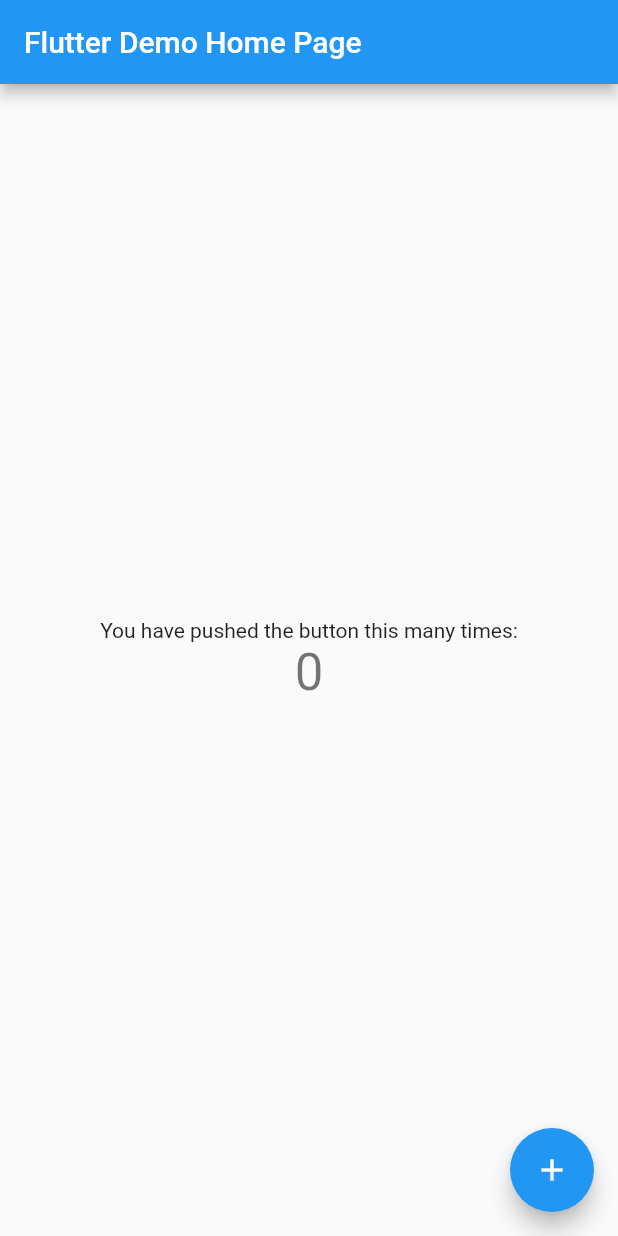
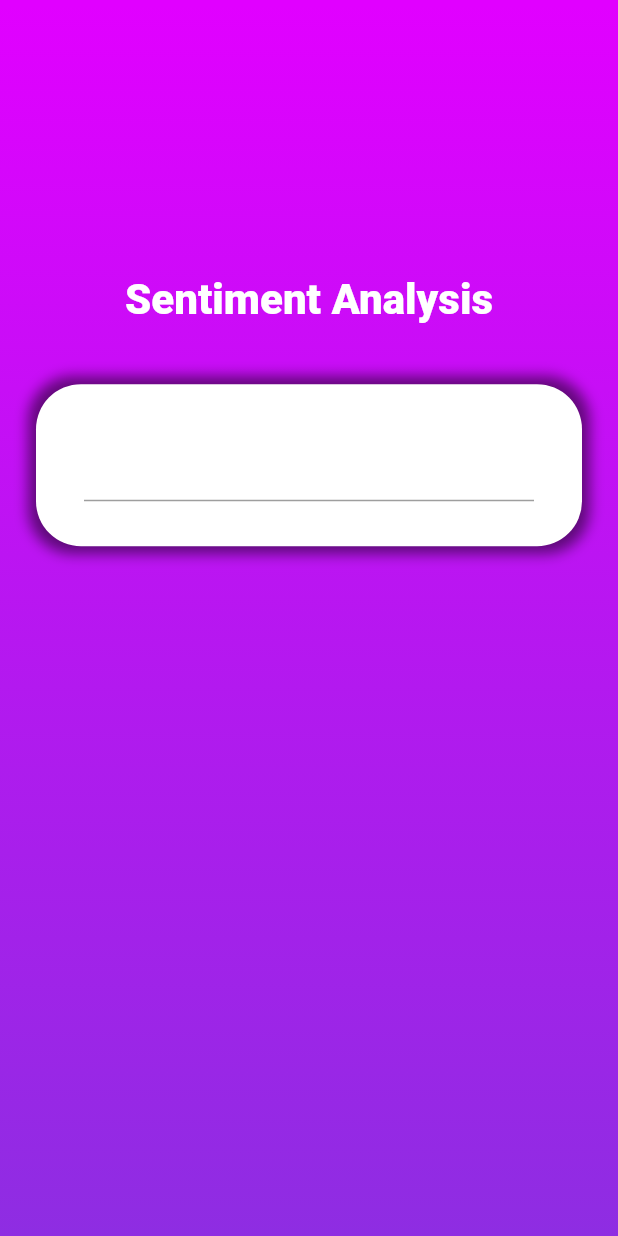
Before and after one commit to imrishuroy/Sentiment-Analysis, a Flutter app: the screen it shows after launch, on a phone screen of 412 x 824 dp. Run offline on Flutter 3.47's test engine with Material 2 defaults, Android fonts, the phone set to English and light mode, and no system bars; our stand-ins replace splashscreen.

Commit message:
Added UI of the App

```diff
--- /dev/null
+++ b/lib/homescreen.dart
@@ -0,0 +1,91 @@
+import 'package:flutter/material.dart';
+
+class HomeScreen extends StatefulWidget {
+  @override
+  _HomeScreenState createState() => _HomeScreenState();
+}
+
+class _HomeScreenState extends State<HomeScreen> {
+  bool _loading = true;
+  final mycontroller = TextEditingController();
+  @override
+  Widget build(BuildContext context) {
+    return Scaffold(
+      body: Container(
+        decoration: BoxDecoration(
+          gradient: LinearGradient(
+            begin: Alignment.topCenter,
+            end: Alignment.bottomCenter,
+            stops: [0.004, 1],
+            colors: [
+              Color(0xffe100ff),
+              Color(0xff8e2de2),
+            ],
+          ),
+        ),
+        child: Container(
+          padding: EdgeInsets.symmetric(horizontal: 24),
+          child: Column(
+            crossAxisAlignment: CrossAxisAlignment.center,
+            children: [
+              SizedBox(height: MediaQuery.of(context).size.height / 4.5),
+              Text(
+                'Sentiment Analysis',
+                style: TextStyle(
+                  fontSize: 28,
+                  fontWeight: FontWeight.w800,
+                  color: Colors.white,
+                ),
+              ),
+              SizedBox(height: 40),
+              Container(
+                padding: EdgeInsets.all(30.0),
+                decoration: BoxDecoration(
+                  color: Colors.white,
+                  borderRadius: BorderRadius.circular(30),
+                  boxShadow: [
+                    BoxShadow(
+                      color: Colors.black.withOpacity(0.5),
+                      spreadRadius: 5,
+                      blurRadius: 7,
+                    ),
+                  ],
+                ),
+                child: Column(
+                  children: [
+                    Container(
+                      child: Center(
+                        child: _loading
+                            ? Container(
+                                width: 300,
+                                child: Column(
+                                  children: [
+                                    TextField(
+                                      controller: mycontroller,
+                                      style: TextStyle(
+                                        color: Colors.black,
+                                        fontWeight: FontWeight.w600,
+                                      ),
+                                      decoration: InputDecoration(
+                                        labelStyle: TextStyle(
+                                          color: Colors.black,
+                                          fontSize: 21,
+                                        ),
+                                      ),
+                                    ),
+                                  ],
+                                ),
+                              )
+                            : Container(),
+                      ),
+                    )
+                  ],
+                ),
+              ),
+            ],
+          ),
+        ),
+      ),
+    );
+  }
+}
--- a/lib/main.dart
+++ b/lib/main.dart
@@ -1,117 +1,14 @@
 import 'package:flutter/material.dart';
+import 'package:sentiment_analysis/splashscreen.dart';
 
-void main() {
-  runApp(MyApp());
-}
+void main() => runApp(MyApp());
 
 class MyApp extends StatelessWidget {
-  // This widget is the root of your application.
   @override
   Widget build(BuildContext context) {
     return MaterialApp(
-      title: 'Flutter Demo',
-      theme: ThemeData(
-        // This is the theme of your application.
-        //
-        // Try running your application with "flutter run". You'll see the
-        // application has a blue toolbar. Then, without quitting the app, try
-        // changing the primarySwatch below to Colors.green and then invoke
-        // "hot reload" (press "r" in the console where you ran "flutter run",
-        // or simply save your changes to "hot reload" in a Flutter IDE).
-        // Notice that the counter didn't reset back to zero; the application
-        // is not restarted.
-        primarySwatch: Colors.blue,
-        // This makes the visual density adapt to the platform that you run
-        // the app on. For desktop platforms, the controls will be smaller and
-        // closer together (more dense) than on mobile platforms.
-        visualDensity: VisualDensity.adaptivePlatformDensity,
-      ),
-      home: MyHomePage(title: 'Flutter Demo Home Page'),
+      title: 'Sentiment Analysis',
+      home: MySplashScreen(),
     );
   }
 }
-
-class MyHomePage extends StatefulWidget {
-  MyHomePage({Key key, this.title}) : super(key: key);
-
-  // This widget is the home page of your application. It is stateful, meaning
-  // that it has a State object (defined below) that contains fields that affect
-  // how it looks.
-
-  // This class is the configuration for the state. It holds the values (in this
-  // case the title) provided by the parent (in this case the App widget) and
-  // used by the build method of the State. Fields in a Widget subclass are
-  // always marked "final".
-
-  final String title;
-
-  @override
-  _MyHomePageState createState() => _MyHomePageState();
-}
-
-class _MyHomePageState extends State<MyHomePage> {
-  int _counter = 0;
-
-  void _incrementCounter() {
-    setState(() {
-      // This call to setState tells the Flutter framework that something has
-      // changed in this State, which causes it to rerun the build method below
-      // so that the display can reflect the updated values. If we changed
-      // _counter without calling setState(), then the build method would not be
-      // called again, and so nothing would appear to happen.
-      _counter++;
-    });
-  }
-
-  @override
-  Widget build(BuildContext context) {
-    // This method is rerun every time setState is called, for instance as done
-    // by the _incrementCounter method above.
-    //
-    // The Flutter framework has been optimized to make rerunning build methods
-    // fast, so that you can just rebuild anything that needs updating rather
-    // than having to individually change instances of widgets.
-    return Scaffold(
-      appBar: AppBar(
-        // Here we take the value from the MyHomePage object that was created by
-        // the App.build method, and use it to set our appbar title.
-        title: Text(widget.title),
-      ),
-      body: Center(
-        // Center is a layout widget. It takes a single child and positions it
-        // in the middle of the parent.
-        child: Column(
-          // Column is also a layout widget. It takes a list of children and
-          // arranges them vertically. By default, it sizes itself to fit its
-          // children horizontally, and tries to be as tall as its parent.
-          //
-          // Invoke "debug painting" (press "p" in the console, choose the
-          // "Toggle Debug Paint" action from the Flutter Inspector in Android
-          // Studio, or the "Toggle Debug Paint" command in Visual Studio Code)
-          // to see the wireframe for each widget.
-          //
-          // Column has various properties to control how it sizes itself and
-          // how it positions its children. Here we use mainAxisAlignment to
-          // center the children vertically; the main axis here is the vertical
-          // axis because Columns are vertical (the cross axis would be
-          // horizontal).
-          mainAxisAlignment: MainAxisAlignment.center,
-          children: <Widget>[
-            Text(
-              'You have pushed the button this many times:',
-            ),
-            Text(
-              '$_counter',
-              style: Theme.of(context).textTheme.headline4,
-            ),
-          ],
-        ),
-      ),
-      floatingActionButton: FloatingActionButton(
-        onPressed: _incrementCounter,
-        tooltip: 'Increment',
-        child: Icon(Icons.add),
-      ), // This trailing comma makes auto-formatting nicer for build methods.
-    );
-  }
-}
--- /dev/null
+++ b/lib/splashscreen.dart
@@ -0,0 +1,36 @@
+import 'package:flutter/material.dart';
+import 'package:splashscreen/splashscreen.dart';
+
+import 'homescreen.dart';
+
+class MySplashScreen extends StatelessWidget {
+  @override
+  Widget build(BuildContext context) {
+    return SplashScreen(
+      seconds: 2,
+      navigateAfterSeconds: HomeScreen(),
+      title: Text(
+        'Sentiment Analysis',
+        style: TextStyle(
+          fontWeight: FontWeight.bold,
+          color: Colors.white,
+          fontSize: 30.0,
+        ),
+      ),
+      image: Image.asset('assets/theater.png'),
+      photoSize: 50.0,
+      gradientBackground: LinearGradient(
+        begin: Alignment.topCenter,
+        end: Alignment.bottomCenter,
+        stops: [0.004, 1],
+        colors: [
+          Color(0xffe100ff),
+          Color(0xff8e2de2),
+        ],
+      ),
+      loaderColor: Colors.white,
+    );
+  }
+}
+
+// 952347
```
Also changed, not shown: pubspec.yaml (+3 -11 lines), assets/theater.png (added), pubspec.lock, 1 other file.
